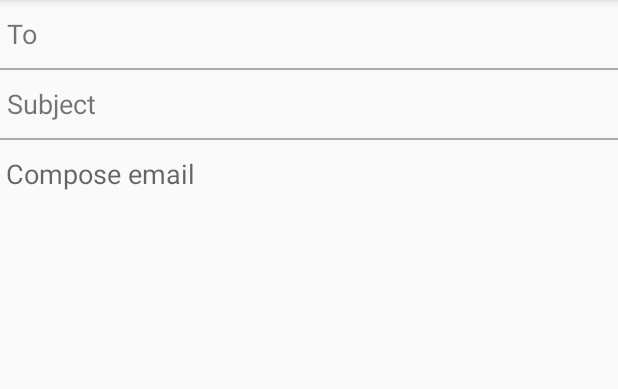
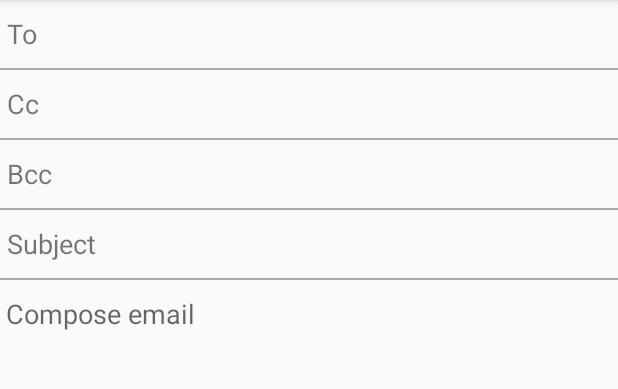
Before and after one commit to GillesVercammen/Integrated-project-mobile, an Android app: the NewMailActivity screen opened directly, with no data from a screen before it, on a phone screen of 412 x 824 dp, the part 84-473 px from its top. Run offline under Robolectric (Android 15) with nearby library versions, the phone set to English and light mode, and no system bars; our stand-ins replace Volley; libraries missing offline, so code that uses them is left out: com.microsoft.identity; network calls fail; 2 statements that could not run were skipped.

Commit message:
Try to add CC and BCC

```diff
--- a/app/src/main/res/layout/activity_send_mail.xml
+++ b/app/src/main/res/layout/activity_send_mail.xml
@@ -39,7 +39,58 @@
                 android:textSize="18sp" />
 
             <AutoCompleteTextView
+                android:labelFor="@+id/recipientTextField"
                 android:id="@+id/recipientTextField"
+                android:layout_width="252dp"
+                android:layout_height="wrap_content"
+                android:layout_weight="1"
+                android:backgroundTint="@android:color/transparent" />
+        </LinearLayout>
+
+        <View
+            style="@style/Divider"
+            android:layout_width="match_parent" />
+
+        <LinearLayout
+            android:layout_width="match_parent"
+            android:layout_height="wrap_content"
+            android:orientation="horizontal">
+
+            <TextView
+                android:layout_width="62dp"
+                android:layout_height="wrap_content"
+                android:layout_weight="1"
+                android:text=" Cc"
+                android:textSize="18sp" />
+
+            <AutoCompleteTextView
+                android:labelFor="@+id/ccTextField"
+                android:id="@+id/ccTextField"
+                android:layout_width="252dp"
+                android:layout_height="wrap_content"
+                android:layout_weight="1"
+                android:backgroundTint="@android:color/transparent" />
+        </LinearLayout>
+
+        <View
+            style="@style/Divider"
+            android:layout_width="match_parent" />
+
+        <LinearLayout
+            android:layout_width="match_parent"
+            android:layout_height="wrap_content"
+            android:orientation="horizontal">
+
+            <TextView
+                android:layout_width="62dp"
+                android:layout_height="wrap_content"
+                android:layout_weight="1"
+                android:text=" Bcc"
+                android:textSize="18sp" />
+
+            <AutoCompleteTextView
+                android:labelFor="@+id/bccTextField"
+                android:id="@+id/bccTextField"
                 android:layout_width="252dp"
                 android:layout_height="wrap_content"
                 android:layout_weight="1"
```
Also changed, not shown: app/src/main/java/ap/student/outlook_mobile_app/DAL/models/Message.java (+33 -4 lines), app/src/main/java/ap/student/outlook_mobile_app/DAL/models/Recipient.java (+15 -1 lines), app/src/main/java/ap/student/outlook_mobile_app/DAL/models/ToRecipients.java (deleted, +0 -33 lines), app/src/main/java/ap/student/outlook_mobile_app/mailing/activity/NewMailActivity.java (+27 -16 lines).
